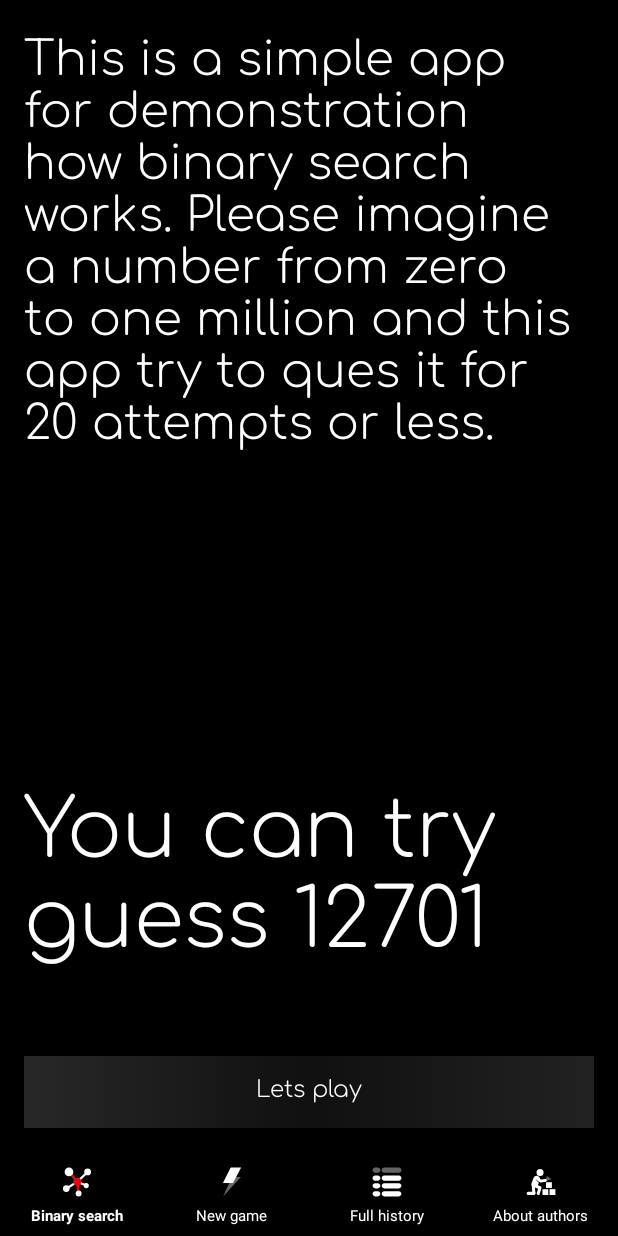
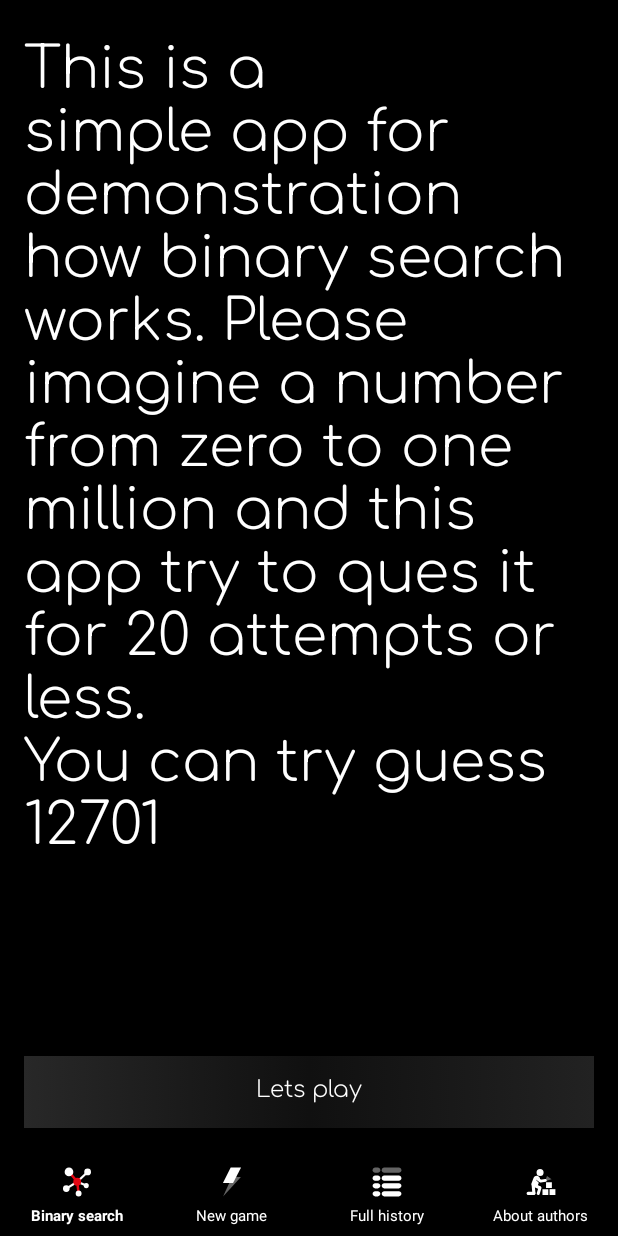
Before and after one commit to K2D2021/K2DBinarySearch, an Android app: the screen it shows after launch (MainActivity), on a phone screen of 412 x 824 dp. Run offline under Robolectric (Android 15) with nearby library versions, the phone set to English and light mode, and no system bars; our stand-ins replace Room's generated code.

Commit message:
Multi screen support. Text views is good locking on large range of resolutions.

```diff
--- a/app/src/main/java/ru/k2d/k2dbinarysearch/MainActivity.kt
+++ b/app/src/main/java/ru/k2d/k2dbinarysearch/MainActivity.kt
@@ -118,7 +118,7 @@ class MainActivity : AppCompatActivity() {
     }
 
 
-    fun introductionTextWithRetrofit(retrofitText: TextView) {
+    fun introductionTextWithRetrofit(textView3: TextView) {
         val retrofit = RetrofitClient.getInstance()
         val apiInterface = retrofit.create(ApiInterface::class.java)
 
@@ -127,18 +127,18 @@ class MainActivity : AppCompatActivity() {
                 val response = apiInterface.getRandomNumberRetro()
                 if (response.isSuccessful) {
 
-                    firstTextPlusRandom(convertRandomLongToInt(response.body()?.number!!), retrofitText)
+                    firstTextPlusRandom(convertRandomLongToInt(response.body()?.number!!), textView3)
                 } else {
-                    firstTextPlusRandom(getFirstRandom(), retrofitText)
+                    firstTextPlusRandom(getFirstRandom(), textView3)
                 }
             } catch (Ex: Exception) {
-                    firstTextPlusRandom(getFirstRandom(), retrofitText)
+                    firstTextPlusRandom(getFirstRandom(), textView3)
             }
         }
     }
 
-    private fun firstTextPlusRandom(inputRandomNumber: Int, retrofitText: TextView){
-            retrofitText.text = getString(R.string.randomNumber_text) + " " + inputRandomNumber.toString()
+    private fun firstTextPlusRandom(inputRandomNumber: Int, textView3: TextView){
+        textView3.text = getString(R.string.first_text) + " " + inputRandomNumber.toString()
     }
 
 }
--- a/app/src/main/java/ru/k2d/k2dbinarysearch/fragments/HomeFragment.kt
+++ b/app/src/main/java/ru/k2d/k2dbinarysearch/fragments/HomeFragment.kt
@@ -29,6 +29,6 @@ class HomeFragment : Fragment() {
 
     override fun onResume() {
         super.onResume()
-        (activity as MainActivity).introductionTextWithRetrofit(retrofitText)
+        (activity as MainActivity).introductionTextWithRetrofit(textView3)
     }
 }
--- a/app/src/main/res/layout/fragment_game.xml
+++ b/app/src/main/res/layout/fragment_game.xml
@@ -29,7 +29,6 @@
             android:fontFamily="@font/comfortaa_light"
             android:paddingHorizontal="3dp"
             android:textColor="@color/white"
-            android:textSize="17sp"
             tools:text="@string/it_is_empty" />
 
         <Button
--- a/app/src/main/res/layout/fragment_home.xml
+++ b/app/src/main/res/layout/fragment_home.xml
@@ -14,40 +14,31 @@
         android:paddingRight="16dp">
 
         <TextView
-            app:layout_constraintHeight_percent="0.65"
-            app:autoSizeTextType="uniform"
-            app:autoSizePresetSizes="@array/auto_size_text_sizes"
             android:id="@+id/textView3"
             android:layout_width="match_parent"
             android:layout_height="0dp"
             android:fontFamily="@font/comfortaa_light"
             android:text="@string/first_text"
+            tools:text="@string/first_text"
             android:textColor="@color/white"
+            app:autoSizePresetSizes="@array/auto_size_text_sizes"
+            app:autoSizeTextType="uniform"
+            app:layout_constraintHeight_percent="0.82"
             app:layout_constraintTop_toTopOf="parent" />
 
-        <TextView
-            app:layout_constraintHeight_percent="0.2"
-            app:autoSizeTextType="uniform"
-            app:autoSizePresetSizes="@array/auto_size_text_sizes"
-            android:id="@+id/retrofitText"
+
+
+        <Button
+            android:id="@+id/buttonF"
             android:layout_width="match_parent"
             android:layout_height="0dp"
-            android:fontFamily="@font/comfortaa_light"
-            tools:text="@string/youCanTryGuess"
-            android:textColor="@color/white"
-            app:layout_constraintTop_toBottomOf="@+id/textView3" />
-        <Button
-            android:id="@+id/buttonF"
+            android:layout_marginBottom="16dp"
             android:background="@drawable/buttons_rounded_corners"
-            android:layout_width="match_parent"
-            android:layout_height="0dp"
             android:fontFamily="@font/comfortaa_light"
             android:text="@string/first_button"
             android:textAllCaps="false"
             android:textSize="15sp"
-            android:layout_marginBottom="16dp"
             app:layout_constraintBottom_toBottomOf="parent" />
-
 
 
     </androidx.constraintlayout.widget.ConstraintLayout>
--- a/app/src/main/res/layout/fragment_other.xml
+++ b/app/src/main/res/layout/fragment_other.xml
@@ -25,7 +25,6 @@
             android:fontFamily="@font/comfortaa_light"
             android:text="@string/about_us_text"
             android:textColor="@color/white"
-            android:textSize="17sp"
             app:layout_constraintTop_toTopOf="parent" />
 
 
--- a/app/src/main/res/values/arrays.xml
+++ b/app/src/main/res/values/arrays.xml
@@ -1,6 +1,9 @@
 <?xml version="1.0" encoding="utf-8"?>
 <resources>
     <array name="auto_size_text_sizes">
+        <item>11sp</item>
+        <item>12sp</item>
+        <item>14sp</item>
         <item>16sp</item>
         <item>17sp</item>
         <item>20sp</item>
@@ -9,8 +12,14 @@
         <item>27sp</item>
         <item>30sp</item>
         <item>31sp</item>
+        <item>34sp</item>
+        <item>35sp</item>
+        <item>37sp</item>
+        <item>38sp</item>
         <item>43sp</item>
         <item>44sp</item>
+        <item>48sp</item>
+        <item>53sp</item>
         <item>54sp</item>
     </array>
 </resources>
--- a/app/src/main/res/values/strings.xml
+++ b/app/src/main/res/values/strings.xml
@@ -10,7 +10,7 @@
     <string name="date">Date</string>
     <string name="demo_animation">New game icon. Decoration element for demonstration animation</string>
     <string name="first_button">Lets play</string>
-    <string name="first_text">This is a simple app for demonstration how binary search works. Please imagine a number from zero to one million and this app try to ques it for 20 attempts or less.</string>
+    <string name="first_text">This is a simple app for demonstration how binary search works. Please imagine a number from zero to one million and this app try to ques it for 20 attempts or less.\nYou can try guess </string>
     <string name="full_history">Full history</string>
     <string name="i_knew_it_was">I knew it was</string>
     <string name="is_it_that_number">Is it</string>
@@ -21,10 +21,8 @@
     <string name="number">Number</string>
     <string name="o_no_it_is_attempt">O no! It is attempt</string>
     <string name="ok_attempt">OK. Attempt</string>
-    <string name="randomNumber_text">You can try guess</string>
     <string name="recycler_shadow_effect">Recycler shadow effect</string>
     <string name="soft_human">! You soft human! Ha! Only</string>
     <string name="todo">TODO</string>
     <string name="tries_ha_ha">tries! Ha! Ha! Ha!</string>
-    <string name="youCanTryGuess">You can try guess 100000</string>
 </resources>
```
Also changed, not shown: app/src/main/res/layout/item_db_history.xml (+8 -5 lines).
